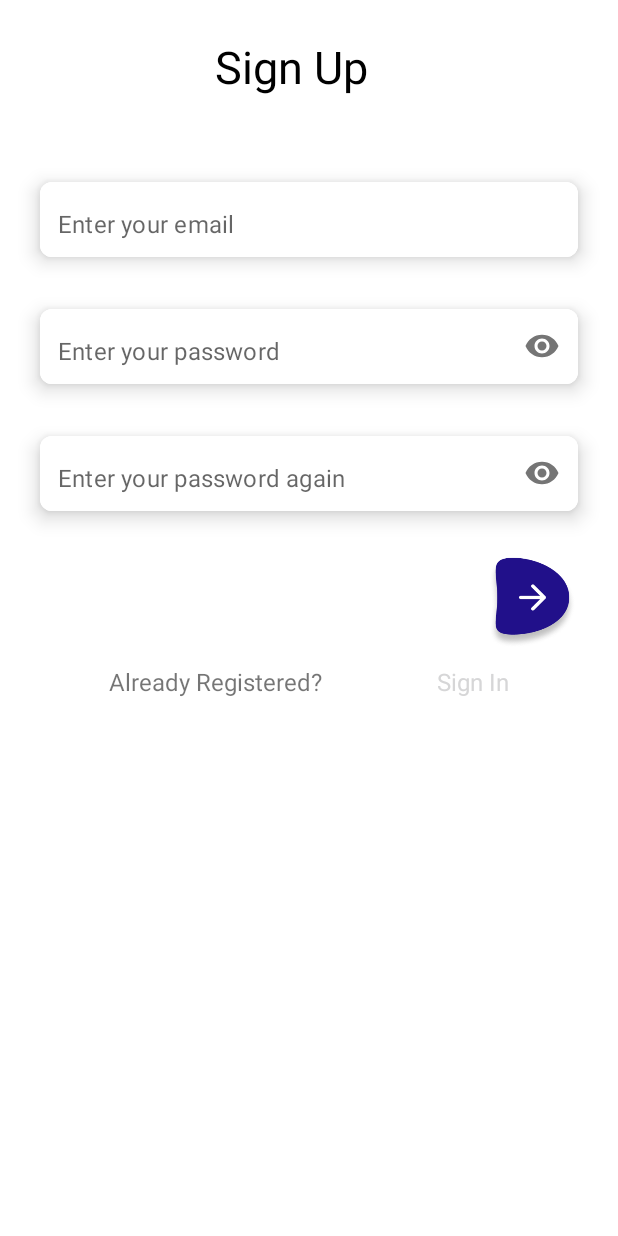
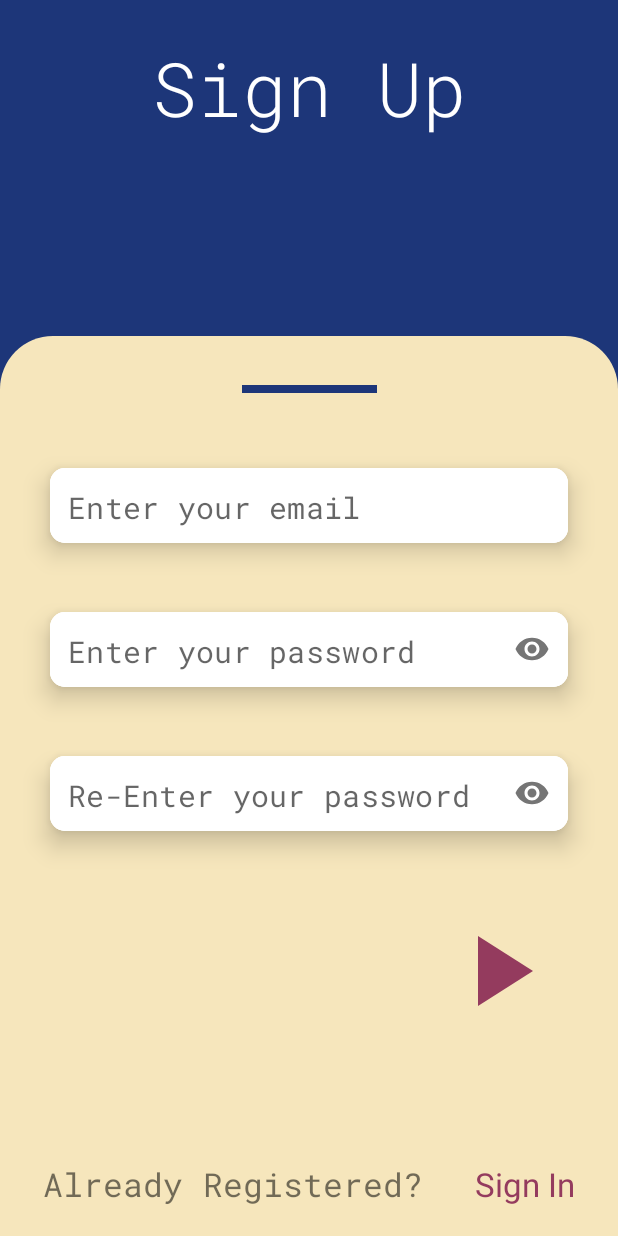
Before and after one commit to gvadam/SimplyDo, an Android app: the SignUpFragment screen opened through its navigation route, on a phone screen of 412 x 824 dp. Run offline under Robolectric (Android 15) with nearby library versions, the phone set to English and light mode, and no system bars; our stand-ins replace Firebase (no records; nobody signed in at launch, a user with empty details on screens opened directly); 1 statement that could not run was skipped.

Commit message:
changed ui

```diff
--- a/app/src/main/res/layout/fragment_sign_in.xml
+++ b/app/src/main/res/layout/fragment_sign_in.xml
@@ -11,8 +11,7 @@
         android:id="@+id/signInTitle"
         android:layout_width="wrap_content"
         android:layout_height="wrap_content"
-        android:layout_marginTop="24dp"
-        android:layout_marginEnd="24dp"
+        android:layout_marginTop="25dp"
         android:text="Sign In"
         android:textColor="@color/white"
         android:fontFamily="@font/roboto_mono_light"
@@ -147,7 +146,7 @@
         android:layout_marginBottom="20dp"
         android:text="Sign Up"
         android:fontFamily="@font/roboto_mono"
-        android:textColor="@color/dark_blue"
+        android:textColor="@color/purple"
         android:textSize="22sp"
         app:layout_constraintBottom_toBottomOf="parent"
         app:layout_constraintStart_toEndOf="@id/notYetRegisteredTV"
--- a/app/src/main/res/layout/fragment_sign_up.xml
+++ b/app/src/main/res/layout/fragment_sign_up.xml
@@ -5,31 +5,50 @@
     xmlns:tools="http://schemas.android.com/tools"
     android:layout_width="match_parent"
     android:layout_height="match_parent"
+    android:background="@color/blue"
     tools:context=".fragments.SignUpFragment">
 
     <TextView
-        android:id="@+id/signUpTv"
+        android:id="@+id/signUpTitle"
         android:layout_width="wrap_content"
         android:layout_height="wrap_content"
-        android:layout_marginTop="24dp"
-        android:layout_marginEnd="24dp"
+        android:layout_marginTop="25dp"
         android:text="Sign Up"
-        android:textColor="@color/black"
-        android:textSize="30sp"
+        android:fontFamily="@font/roboto_mono_light"
+        android:textColor="@color/white"
+        android:textSize="50sp"
         app:layout_constraintStart_toStartOf="parent"
         app:layout_constraintEnd_toEndOf="parent"
         app:layout_constraintTop_toTopOf="parent" />
 
+    <ImageView
+        android:id="@+id/beigeBG"
+        android:src="@drawable/beige_bg"
+        app:layout_constraintStart_toStartOf="parent"
+        app:layout_constraintEnd_toEndOf="parent"
+        app:layout_constraintBottom_toBottomOf="parent"
+        android:layout_width="match_parent"
+        android:layout_height="600dp"/>
+
+    <View
+        app:layout_constraintTop_toTopOf="@id/beigeBG"
+        app:layout_constraintStart_toStartOf="parent"
+        app:layout_constraintEnd_toEndOf="parent"
+        app:layout_constraintBottom_toTopOf="@id/emailCardView"
+        android:layout_width="90dp"
+        android:layout_height="5dp"
+        android:background="@color/blue"/>
+
     <com.google.android.material.card.MaterialCardView
-        android:id="@+id/cardView1"
+        android:id="@+id/emailCardView"
         android:layout_width="0dp"
         android:layout_height="wrap_content"
-        android:layout_marginHorizontal="16dp"
-        android:layout_marginTop="42dp"
-        app:cardCornerRadius="8dp"
-        app:cardElevation="8dp"
+        android:layout_marginHorizontal="20dp"
+        android:layout_marginTop="70dp"
+        app:cardCornerRadius="10dp"
+        app:cardElevation="10dp"
         app:cardUseCompatPadding="true"
-        app:layout_constraintTop_toBottomOf="@id/signUpTv"
+        app:layout_constraintTop_toTopOf="@id/beigeBG"
         app:layout_constraintEnd_toEndOf="parent"
         app:layout_constraintStart_toStartOf="parent">
 
@@ -46,6 +65,8 @@
                 android:layout_width="match_parent"
                 android:layout_height="50dp"
                 android:background="@color/white"
+                android:textSize="20sp"
+                android:fontFamily="@font/roboto_mono"
                 android:hint="Enter your email"
                 android:inputType="textEmailAddress"
                 android:paddingStart="12dp"
@@ -55,17 +76,17 @@
     </com.google.android.material.card.MaterialCardView>
 
     <com.google.android.material.card.MaterialCardView
-        android:id="@+id/cardView2"
+        android:id="@+id/passwordCardView"
         android:layout_width="0dp"
         android:layout_height="wrap_content"
-        android:layout_marginHorizontal="16dp"
-        android:layout_marginTop="5dp"
-        app:cardCornerRadius="8dp"
-        app:cardElevation="8dp"
+        android:layout_marginHorizontal="20dp"
+        android:layout_marginTop="10dp"
+        app:cardCornerRadius="10dp"
+        app:cardElevation="10dp"
         app:cardUseCompatPadding="true"
         app:layout_constraintEnd_toEndOf="parent"
         app:layout_constraintStart_toStartOf="parent"
-        app:layout_constraintTop_toBottomOf="@id/cardView1">
+        app:layout_constraintTop_toBottomOf="@id/emailCardView">
 
         <com.google.android.material.textfield.TextInputLayout
             android:layout_width="match_parent"
@@ -81,6 +102,8 @@
                 android:layout_width="match_parent"
                 android:layout_height="match_parent"
                 android:background="@color/white"
+                android:textSize="20sp"
+                android:fontFamily="@font/roboto_mono"
                 android:hint="Enter your password"
                 android:inputType="textPassword"
                 android:paddingStart="12dp"
@@ -93,18 +116,18 @@
 
 
     <com.google.android.material.card.MaterialCardView
-        android:id="@+id/cardView3"
+        android:id="@+id/passwordCardView2"
         android:layout_width="0dp"
         android:layout_height="wrap_content"
-        android:layout_marginHorizontal="16dp"
-        android:layout_marginTop="5dp"
-        app:cardCornerRadius="8dp"
-        app:cardElevation="8dp"
+        android:layout_marginHorizontal="20dp"
+        android:layout_marginTop="10dp"
+        app:cardCornerRadius="10dp"
+        app:cardElevation="10dp"
         app:cardUseCompatPadding="true"
         app:layout_constraintEnd_toEndOf="parent"
         app:layout_constraintHorizontal_bias="0.5"
         app:layout_constraintStart_toStartOf="parent"
-        app:layout_constraintTop_toBottomOf="@id/cardView2">
+        app:layout_constraintTop_toBottomOf="@id/passwordCardView">
 
 
         <com.google.android.material.textfield.TextInputLayout
@@ -121,7 +144,9 @@
                 android:layout_width="match_parent"
                 android:layout_height="match_parent"
                 android:background="@color/white"
-                android:hint="Enter your password again"
+                android:textSize="20sp"
+                android:fontFamily="@font/roboto_mono"
+                android:hint="Re-Enter your password"
                 android:inputType="textPassword"
                 android:paddingStart="12dp"
                 android:paddingTop="15dp" />
@@ -133,36 +158,38 @@
 
     <ImageView
         android:id="@+id/nextBtn"
-        android:layout_width="60dp"
-        android:layout_height="60dp"
-        android:layout_marginTop="16dp"
-        android:layout_marginEnd="12dp"
-        android:src="@drawable/btn"
-        app:layout_constraintEnd_toEndOf="@id/cardView3"
-        app:layout_constraintTop_toBottomOf="@id/cardView3" />
+        android:layout_width="80dp"
+        android:layout_height="80dp"
+        android:layout_marginTop="35dp"
+        android:layout_marginEnd="20dp"
+        android:src="@drawable/ic_arrow"
+        app:layout_constraintEnd_toEndOf="@id/passwordCardView2"
+        app:layout_constraintTop_toBottomOf="@id/passwordCardView2"
+        app:tint="@color/purple" />
 
     <TextView
         android:id="@+id/alreadyRegisteredTV"
         android:layout_width="wrap_content"
         android:layout_height="wrap_content"
-        android:layout_marginTop="12dp"
+        android:layout_marginBottom="20dp"
         android:text="Already Registered?"
-        android:textSize="16sp"
-        app:layout_constraintEnd_toStartOf="@+id/signInTV"
-        app:layout_constraintStart_toStartOf="parent"
-        app:layout_constraintTop_toBottomOf="@id/nextBtn" />
+        android:fontFamily="@font/roboto_mono"
+        android:textSize="22sp"
+        app:layout_constraintBottom_toBottomOf="parent"
+        app:layout_constraintEnd_toStartOf="@id/signInTV"
+        app:layout_constraintStart_toStartOf="parent" />
 
     <TextView
         android:id="@+id/signInTV"
         android:layout_width="wrap_content"
         android:layout_height="wrap_content"
         android:text=" Sign In"
-        android:textColor="@color/text_color"
-        android:textSize="16sp"
-        app:layout_constraintHorizontal_bias="0.5"
+        android:textColor="@color/purple"
+        android:textSize="22sp"
+        android:layout_marginBottom="20dp"
+        app:layout_constraintBottom_toBottomOf="parent"
         app:layout_constraintEnd_toEndOf="parent"
-        app:layout_constraintStart_toEndOf="@+id/alreadyRegisteredTV"
-        app:layout_constraintTop_toTopOf="@id/alreadyRegisteredTV" />
+        app:layout_constraintStart_toEndOf="@id/alreadyRegisteredTV"/>
 
 
 </androidx.constraintlayout.widget.ConstraintLayout>
```
Also changed, not shown: app/src/main/res/layout/each_todo_item.xml (+10 -7 lines), app/src/main/res/layout/fragment_home.xml (+20 -10 lines), app/src/main/res/layout/fragment_to_do_dialog.xml (+17 -16 lines), app/src/main/res/values/preloaded_fonts.xml (+0 -12 lines), app/src/main/res/drawable/btn.png (deleted), app/src/main/res/drawable/design_one.png (deleted), app/src/main/res/drawable/design_two.png (deleted), app/src/main/res/drawable/ellipse_one.png (deleted), app/src/main/res/drawable/ic_add.xml (renamed from app/src/main/res/drawable/ic_baseline_add_.xml), app/src/main/res/drawable/ic_close.xml (renamed from app/src/main/res/drawable/ic_baseline_close_24.xml), app/src/main/res/drawable/ic_delete.xml (renamed from app/src/main/res/drawable/ic_baseline_delete_24.xml), app/src/main/res/drawable/ic_edit.xml (renamed from app/src/main/res/drawable/ic_baseline_edit_24.xml).
